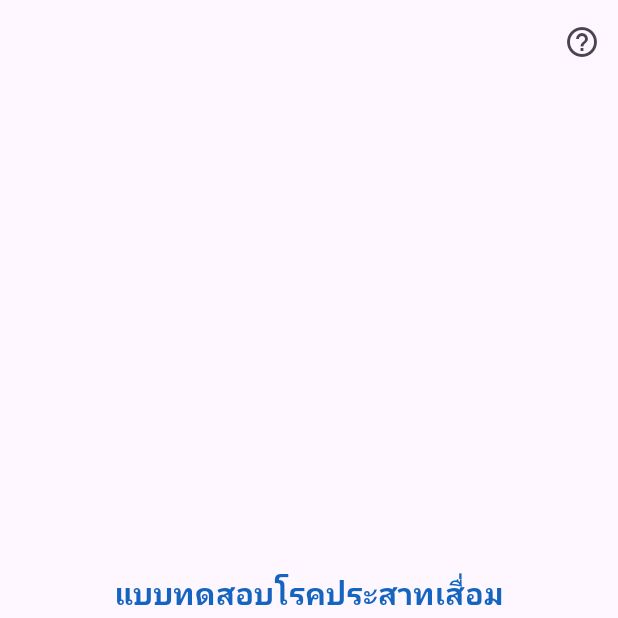
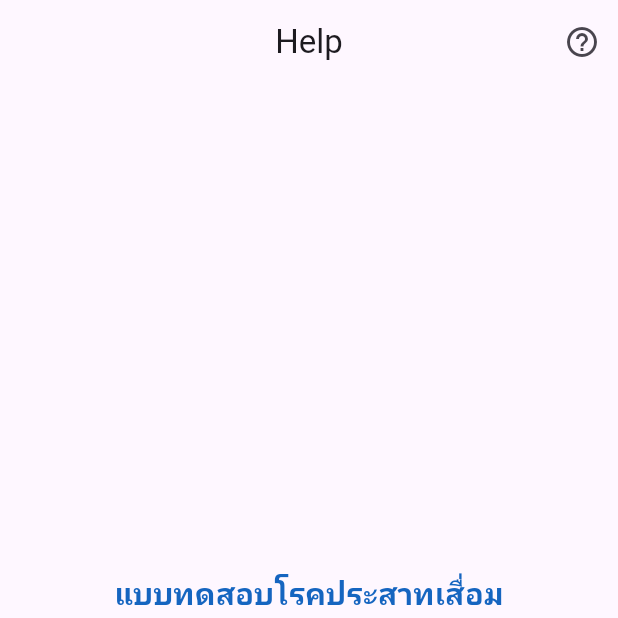
Before and after one commit to Pancreasz/Dementia_Application4, a Flutter app: the screen it shows after launch, on a phone screen of 412 x 824 dp, the top half of it. Run offline on Flutter 3.47's test engine with Material 3 defaults, Android fonts, the light colour scheme and no system bars.

Commit message:
help fix

```diff
--- a/lib/pages/home.dart
+++ b/lib/pages/home.dart
@@ -79,7 +79,7 @@ class HomePage extends StatelessWidget {
   Widget build(BuildContext context) {
     return Scaffold(
       appBar: AppBar(
-        title: const Text(""),
+        title: const Text("Help"),
         centerTitle: true,
         automaticallyImplyLeading: false,
         actions: [
```
Also changed, not shown: 6 other files.
